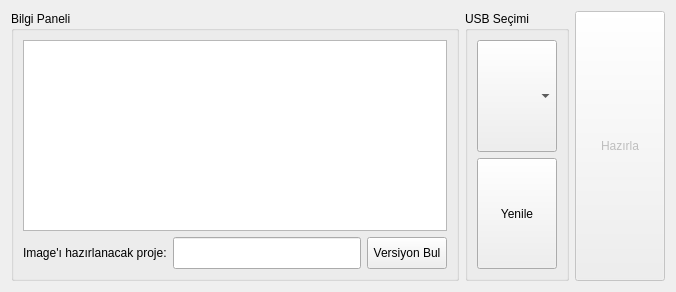
First picture: the form in ui/image_creator_screen.ui, repository cihansenyuz/system_controller, before the edit.
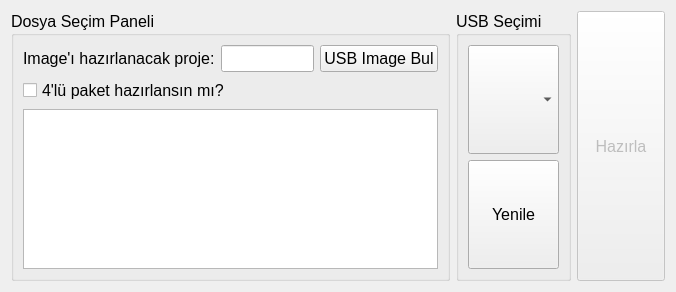
Second picture: the form after the edit.

```diff
--- a/ui/image_creator_screen.ui
+++ b/ui/image_creator_screen.ui
@@ -16,17 +16,24 @@
   <layout class="QHBoxLayout" name="horizontalLayout" stretch="5,1,1">
    <item>
     <widget class="QGroupBox" name="groupBox_3">
+     <property name="font">
+      <font>
+       <pointsize>12</pointsize>
+      </font>
+     </property>
      <property name="title">
-      <string>Bilgi Paneli</string>
+      <string>Dosya Seçim Paneli</string>
      </property>
-     <layout class="QVBoxLayout" name="verticalLayout" stretch="6,1">
+     <layout class="QVBoxLayout" name="verticalLayout" stretch="0,0,0">
       <item>
-       <widget class="QPlainTextEdit" name="infoMessages"/>
-      </item>
-      <item>
-       <layout class="QHBoxLayout" name="horizontalLayout_2">
+       <layout class="QHBoxLayout" name="horizontalLayout_2" stretch="1,1,1">
         <item>
          <widget class="QLabel" name="label">
+          <property name="font">
+           <font>
+            <pointsize>12</pointsize>
+           </font>
+          </property>
           <property name="text">
            <string>Image'ı hazırlanacak proje:</string>
           </property>
@@ -50,18 +57,45 @@
             <verstretch>0</verstretch>
            </sizepolicy>
           </property>
+          <property name="font">
+           <font>
+            <pointsize>12</pointsize>
+           </font>
+          </property>
           <property name="text">
-           <string>Versiyon Bul</string>
+           <string>USB Image Bul</string>
           </property>
          </widget>
         </item>
        </layout>
       </item>
+      <item>
+       <layout class="QHBoxLayout" name="horizontalLayout_3">
+        <item>
+         <widget class="QCheckBox" name="checkBox">
+          <property name="layoutDirection">
+           <enum>Qt::LeftToRight</enum>
+          </property>
+          <property name="text">
+           <string>4'lü paket hazırlansın mı?</string>
+          </property>
+         </widget>
+        </item>
+       </layout>
+      </item>
+      <item>
+       <widget class="QPlainTextEdit" name="infoMessages"/>
+      </item>
      </layout>
     </widget>
    </item>
    <item>
     <widget class="QGroupBox" name="groupBox">
+     <property name="font">
+      <font>
+       <pointsize>12</pointsize>
+      </font>
+     </property>
      <property name="title">
       <string>USB Seçimi</string>
      </property>
@@ -74,6 +108,11 @@
           <verstretch>0</verstretch>
          </sizepolicy>
         </property>
+        <property name="font">
+         <font>
+          <pointsize>12</pointsize>
+         </font>
+        </property>
        </widget>
       </item>
       <item>
@@ -84,6 +123,11 @@
           <verstretch>0</verstretch>
          </sizepolicy>
         </property>
+        <property name="font">
+         <font>
+          <pointsize>12</pointsize>
+         </font>
+        </property>
         <property name="text">
          <string>Yenile</string>
         </property>
@@ -103,6 +147,11 @@
        <verstretch>0</verstretch>
       </sizepolicy>
      </property>
+     <property name="font">
+      <font>
+       <pointsize>12</pointsize>
+      </font>
+     </property>
      <property name="text">
       <string>Hazırla</string>
      </property>
```
